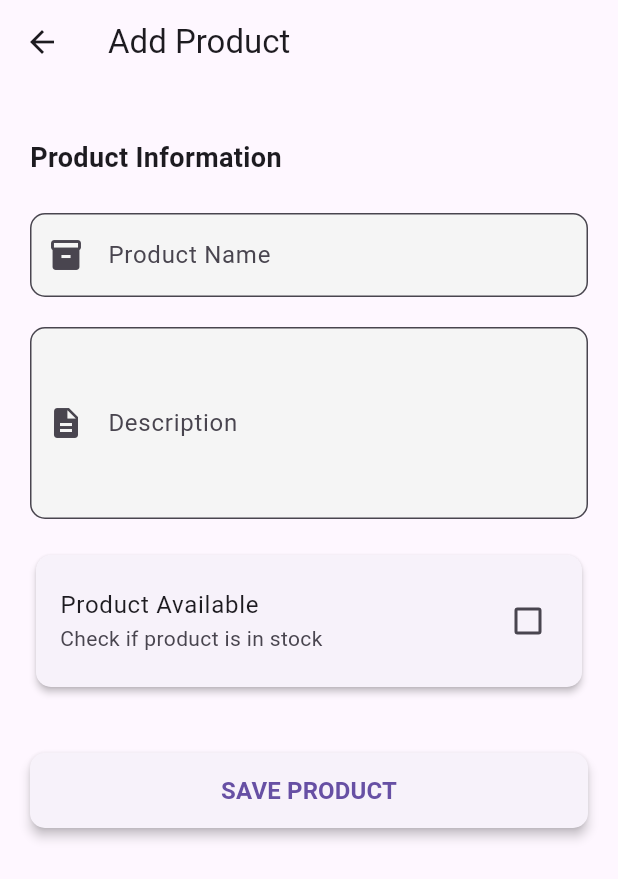
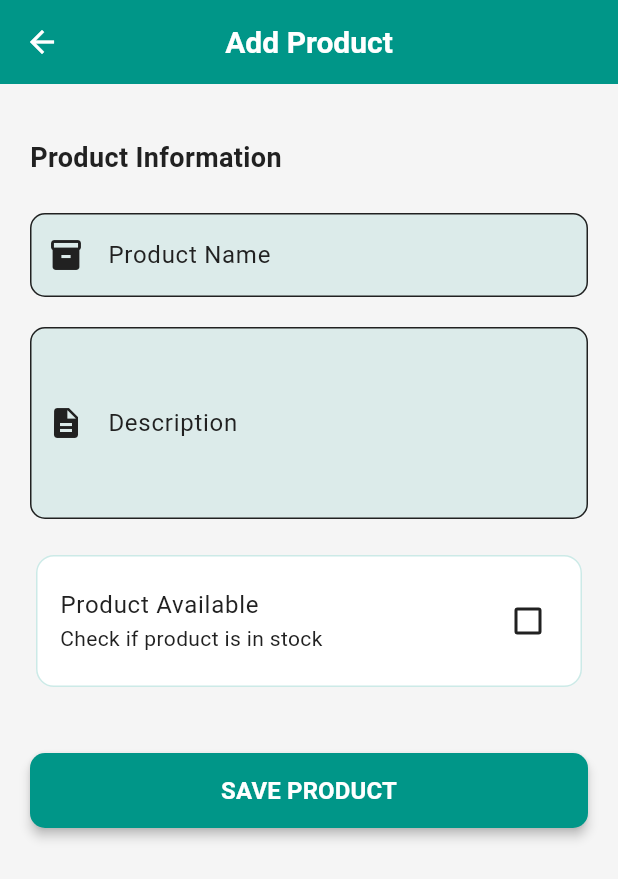
Before and after one commit to AbuNayemSabbir/Product-Management-App, a Flutter app: the screen it shows after launch, after a tap on the "add" icon, on a phone screen of 412 x 824 dp. Shown: the top 879 px of the screen. Run offline on Flutter 3.47's test engine with Material 3 defaults, Android fonts, the phone set to English and light mode, and no system bars; our stand-ins replace connectivity_plus, dio, get, get_storage, shimmer; network calls fail.

```diff
--- /dev/null
+++ b/lib/core/constants/theme_constants.dart
@@ -0,0 +1,78 @@
+import 'package:flutter/material.dart';
+
+class AppColors {
+  // Primary colors
+  static const Color primary = Color(0xFF009688);
+  static const Color primaryLight = Color(0xFFB2DFDB);
+  static const Color primaryDark = Color(0xFF00796B);
+
+  // Secondary colors
+  static const Color secondary = Color(0xFFFF9800);
+  static const Color secondaryLight = Color(0xFFFFE0B2);
+  static const Color secondaryDark = Color(0xFFF57C00);
+
+  // Grey colors
+  static const Color grey = Color(0xFF9E9E9E);
+  static const Color greyLight = Color(0xFFEEEEEE);
+  static const Color greyDark = Color(0xFF616161);
+
+  // Status colors
+  static const Color success = Color(0xFF4CAF50);
+  static const Color error = Color(0xFFF44336);
+  static const Color warning = Color(0xFFFFEB3B);
+  static const Color info = Color(0xFF2196F3);
+
+  // Background colors
+  static const Color background = Color(0xFFF5F5F5);
+  static const Color surface = Color(0xFFFFFFFF);
+
+  // Text colors
+  static const Color textPrimary = Color(0xFF212121);
+  static const Color textSecondary = Color(0xFF757575);
+  static const Color textDisabled = Color(0xFFBDBDBD);
+}
+
+class AppTheme {
+  static ThemeData get lightTheme {
+    return ThemeData(
+      primaryColor: AppColors.primary,
+      colorScheme: ColorScheme(
+        primary: AppColors.primary,
+        primaryContainer: AppColors.primaryDark,
+        secondary: AppColors.secondary,
+        secondaryContainer: AppColors.secondaryDark,
+        surface: AppColors.surface,
+        error: AppColors.error,
+        onPrimary: Colors.white,
+        onSecondary: Colors.white,
+        onSurface: AppColors.textPrimary,
+        onError: Colors.white,
+        brightness: Brightness.light,
+      ),
+      scaffoldBackgroundColor: AppColors.background,
+      appBarTheme: AppBarTheme(
+        backgroundColor: AppColors.primary,
+        foregroundColor: Colors.white,
+      ),
+      textTheme: TextTheme(
+        titleLarge: TextStyle(color: AppColors.textPrimary, fontSize: 20, fontWeight: FontWeight.bold),
+        titleMedium: TextStyle(color: AppColors.textPrimary, fontSize: 18, fontWeight: FontWeight.w500),
+        titleSmall: TextStyle(color: AppColors.textPrimary, fontSize: 16, fontWeight: FontWeight.w500),
+        bodyLarge: TextStyle(color: AppColors.textPrimary, fontSize: 16),
+        bodyMedium: TextStyle(color: AppColors.textPrimary, fontSize: 14),
+        bodySmall: TextStyle(color: AppColors.textSecondary, fontSize: 12),
+      ),
+      elevatedButtonTheme: ElevatedButtonThemeData(
+        style: ElevatedButton.styleFrom(
+          backgroundColor: AppColors.primary,
+          foregroundColor: Colors.white,
+        ),
+      ),
+      textButtonTheme: TextButtonThemeData(
+        style: TextButton.styleFrom(
+          foregroundColor: AppColors.primary,
+        ),
+      ),
+    );
+  }
+}
--- a/lib/core/utils/connectivity_utils.dart
+++ b/lib/core/utils/connectivity_utils.dart
@@ -18,7 +18,7 @@ class ConnectivityUtils extends GetxService {
     if (isConnected.value != connected) {
       isConnected.value = connected;
       if (connected) {
-        Get.snackbar('Network', 'You are online');
+        Get.snackbar('Network', 'You are online. You are connected!');
       } else {
         Get.snackbar('Network', 'You are offline');
       }
--- a/lib/data/models/product_model.dart
+++ b/lib/data/models/product_model.dart
@@ -17,9 +17,9 @@ class Product {
     return Product(
       id: json['id'],
       tenantId: json['tenantId'],
-      name: json['name'] ?? '', // Add null check
-      description: json['description'] ?? '', // Add null check
-      isAvailable: json['isAvailable'] ?? false, // Add null check
+      name: json['name'] ?? '',
+      description: json['description'] ?? '',
+      isAvailable: json['isAvailable'] ?? false,
     );
   }
 
--- a/lib/data/repositories/product_repository.dart
+++ /dev/null
@@ -1,93 +0,0 @@
-import 'package:get/get.dart';
-
-import '../../core/network/api_provider.dart';
-import '../../core/storage/local_storage.dart';
-import '../../core/utils/connectivity_utils.dart';
-import '../models/product_model.dart';
-
-class ProductRepository {
-  final ApiProvider _apiProvider = Get.find<ApiProvider>();
-  final LocalStorage _localStorage = Get.find<LocalStorage>();
-  final ConnectivityUtils _connectivity = Get.find<ConnectivityUtils>();
-
-  Future<List<Product>> getProducts() async {
-    try {
-      if (_connectivity.isConnected.value) {
-        final response = await _apiProvider.getAllProducts();
-        final products =
-            (response).map((product) => Product.fromJson(product)).toList();
-
-        // Save to local storage
-        await _localStorage.saveProducts(
-          products.map((p) => p.toJson()).toList(),
-        );
-
-        return products;
-      } else {
-        // Get from local storage
-        final localProducts = _localStorage.getProducts();
-        return localProducts.map((p) => Product.fromJson(p)).toList();
-      }
-    } catch (e) {
-      rethrow;
-    }
-  }
-
-  Future<Product> saveProduct(Product product) async {
-    try {
-      final productJson = product.toJson();
-
-      if (_connectivity.isConnected.value) {
-        final response = await _apiProvider.createOrEditProduct(productJson);
-        final savedProduct = Product.fromJson(response);
-
-        // Update local storage
-        await _updateLocalProduct(savedProduct);
-
-        return savedProduct;
-      } else {
-        // Queue the operation for sync when online
-        await _localStorage.addPendingOperation({
-          'type': product.id == null ? 'create' : 'update',
-          'data': productJson,
-        });
-
-        // Save to local storage immediately for offline use
-        await _updateLocalProduct(product);
-
-        return product;
-      }
-    } catch (e) {
-      rethrow;
-    }
-  }
-
-  Future<void> _updateLocalProduct(Product product) async {
-    final products = await getProducts();
-    final index = products.indexWhere((p) => p.id == product.id);
-
-    if (index >= 0) {
-      products[index] = product;
-    } else {
-      products.add(product);
-    }
-
-    await _localStorage.saveProducts(
-      products.map((p) => p.toJson()).toList(),
-    );
-  }
-
-  Future<void> syncPendingOperations() async {
-    if (!_connectivity.isConnected.value) return;
-
-    final operations = _localStorage.getPendingOperations();
-    for (final operation in operations) {
-      try {
-        await _apiProvider.createOrEditProduct(operation['data']);
-      } catch (e) {
-        continue;
-      }
-    }
-    await _localStorage.clearPendingOperations();
-  }
-}
--- a/lib/data/services/sync_service.dart
+++ b/lib/data/services/sync_service.dart
@@ -1,10 +1,11 @@
 import 'package:get/get.dart';
 import 'package:get_storage/get_storage.dart';
-import '../repositories/product_repository.dart';
+import 'package:todo/modules/product/controllers/product_controller.dart';
+
 import '../../core/utils/connectivity_utils.dart';
 
 class SyncService extends GetxService {
-  final ProductRepository _productRepository = Get.find<ProductRepository>();
+
   final ConnectivityUtils _connectivity = Get.find<ConnectivityUtils>();
   final RxBool isSyncing = false.obs;
 
@@ -15,15 +16,12 @@ class SyncService extends GetxService {
   }
 
   void _initSync() {
-    // Listen for connectivity changes
     ever(_connectivity.isConnected, (isConnected) {
       if (isConnected) {
-        // When connection is restored, sync data
         syncData();
       }
     });
 
-    // Also listen for manual sync triggers
     GetStorage().listenKey('pending_operations', (value) {
       if (value != null && _connectivity.isConnected.value) {
         syncData();
@@ -32,24 +30,8 @@ class SyncService extends GetxService {
   }
 
   Future<void> syncData() async {
-    if (_connectivity.isConnected.value && !isSyncing.value) {
-      try {
-        isSyncing.value = true;
-
-        // First sync pending operations
-        await _productRepository.syncPendingOperations();
-
-        // Then refresh products from server
-        await _productRepository.getProducts();
-
-        // Update last sync time
-        GetStorage().write('last_sync_time', DateTime.now().toIso8601String());
-
-      } catch (e) {
-        Get.snackbar('Sync Error', 'Failed to sync data with server: ${e.toString()}');
-      } finally {
-        isSyncing.value = false;
-      }
-    }
+    final productController = Get.find<ProductController>();
+    await productController.syncPendingOperations();
+    await productController.loadProducts();
   }
 }
--- a/lib/main.dart
+++ b/lib/main.dart
@@ -2,14 +2,15 @@ import 'package:flutter/material.dart';
 import 'package:get/get.dart';
 import 'package:get_storage/get_storage.dart';
 import 'package:todo/core/network/api_provider.dart';
+
+import 'core/constants/theme_constants.dart';
 import 'core/network/dio_client.dart';
 import 'core/storage/local_storage.dart';
 import 'core/utils/connectivity_utils.dart';
-import 'data/repositories/product_repository.dart';
 import 'data/services/sync_service.dart';
 import 'modules/product/controllers/product_controller.dart';
+import 'modules/product/views/product_form_screen.dart';
 import 'modules/product/views/product_list_screen.dart';
-import 'modules/product/views/product_form_screen.dart';
 
 void main() async {
   WidgetsFlutterBinding.ensureInitialized();
@@ -25,9 +26,7 @@ class MyApp extends StatelessWidget {
     return GetMaterialApp(
       debugShowCheckedModeBanner: false,
       title: 'Product Management',
-      theme: ThemeData(
-        primarySwatch: Colors.teal,
-      ),
+      theme: AppTheme.lightTheme,
       initialBinding: AppBindings(),
       getPages: [
         GetPage(name: '/', page: () => ProductListScreen()),
@@ -40,24 +39,14 @@ class MyApp extends StatelessWidget {
 class AppBindings extends Bindings {
   @override
   void dependencies() {
-    // Core
     Get.lazyPut(() => DioClient());
     Get.lazyPut(() => LocalStorage());
     Get.put(ConnectivityUtils(), permanent: true);
 
-    // Services
     Get.lazyPut(() => ApiProvider());
+    Get.lazyPut(() => SyncService(), fenix: true);
+    Get.lazyPut(() => ProductController(), fenix: true);
 
-    // Repositories - initialize before services that depend on them
-    Get.put(ProductRepository(), permanent: true);
-
-    // Services that depend on repositories
-    Get.put(SyncService(), permanent: true);
-
-    // Controllers
-    Get.lazyPut(() => ProductController());
-
-    // Initialize connectivity
     Get.find<ConnectivityUtils>().initialize();
   }
 }
--- a/lib/modules/product/controllers/product_controller.dart
+++ b/lib/modules/product/controllers/product_controller.dart
@@ -1,54 +1,136 @@
 import 'package:get/get.dart';
 import 'package:todo/core/constants/api_constants.dart';
+
+import '../../../core/utils/connectivity_utils.dart';
+import '../../../core/network/api_provider.dart';
+import '../../../core/storage/local_storage.dart';
 import '../../../data/models/product_model.dart';
-import '../../../data/repositories/product_repository.dart';
+import '../../../data/services/sync_service.dart';
 
 class ProductController extends GetxController {
-  final ProductRepository _repository = Get.find<ProductRepository>();
+  final ApiProvider _apiProvider = Get.find<ApiProvider>();
+  final LocalStorage _localStorage = Get.find<LocalStorage>();
+  final ConnectivityUtils _connectivity = Get.find<ConnectivityUtils>();
+  final SyncService _syncService = Get.find<SyncService>();
+
   final RxList<Product> products = <Product>[].obs;
   final RxBool isLoading = false.obs;
+  final RxBool isProductLoading = true.obs;
+
+  RxBool get isOnline => _connectivity.isConnected;
 
   @override
   void onInit() {
     super.onInit();
-    // Add a small delay to ensure dependencies are ready
-    Future.delayed(Duration(milliseconds: 100), () {
     loadProducts();
-    });
+  }
+
+  void syncWithServer() {
+    _syncService.syncData();
+  }
+
+  Future<List<Product>> getProducts() async {
+    try {
+      if (_connectivity.isConnected.value) {
+        final response = await _apiProvider.getAllProducts();
+        final fetchedProducts = (response).map((product) => Product.fromJson(product)).toList();
+
+        await _localStorage.saveProducts(
+          fetchedProducts.map((p) => p.toJson()).toList(),
+        );
+
+        return fetchedProducts;
+      } else {
+        final localProducts = _localStorage.getProducts();
+        return localProducts.map((p) => Product.fromJson(p)).toList();
+      }
+    } catch (e) {
+      rethrow;
+    } finally {
+      isProductLoading.value = false;
+    }
   }
 
   Future<void> loadProducts() async {
     try {
-      isLoading.value = true;
-      final fetchedProducts = await _repository.getProducts();
+      isProductLoading.value = true;
+      final fetchedProducts = await getProducts();
       products.assignAll(fetchedProducts);
     } catch (e) {
       Get.snackbar('Error', 'Failed to load products: ${e.toString()}');
+    } finally {
+      isProductLoading.value = false;
+    }
+  }
+
+  Future<Product> saveProduct(Product product) async {
+    try {
+      isLoading.value = true;
+      final productJson = product.toJson();
+
+      if (_connectivity.isConnected.value) {
+        final response = await _apiProvider.createOrEditProduct(productJson);
+        final savedProduct = Product.fromJson(response);
+
+        await _updateLocalProduct(savedProduct);
+
+        Get.back();
+        Get.snackbar('Success', 'Product saved successfully');
+        return savedProduct;
+      } else {
+        await _localStorage.addPendingOperation({
+          'type': product.id == null ? 'create' : 'update',
+          'data': productJson,
+        });
+
+        await _updateLocalProduct(product);
+
+        Get.back();
+        Get.snackbar('Success', 'Product saved offline');
+        return product;
+      }
+    } catch (e) {
+      Get.snackbar('Error', 'Failed to save product: ${e.toString()}');
+      rethrow;
     } finally {
       isLoading.value = false;
     }
   }
 
-  Future<void> saveProduct(Product product) async {
-    try {
-      isLoading.value = true;
-      final savedProduct = await _repository.saveProduct(product);
+  Future<void> _updateLocalProduct(Product product) async {
+    final fetchedProducts = await getProducts();
+    final index = fetchedProducts.indexWhere((p) => p.id == product.id);
 
-      // Update the local list
-      final index = products.indexWhere((p) => p.id == savedProduct.id);
     if (index >= 0) {
-        products[index] = savedProduct;
+      fetchedProducts[index] = product;
     } else {
-        products.add(savedProduct);
+      fetchedProducts.add(product);
     }
 
-      Get.back();
-      Get.snackbar('Success', 'Product saved successfully');
+    await _localStorage.saveProducts(
+      fetchedProducts.map((p) => p.toJson()).toList(),
+    );
+
+    final productIndex = products.indexWhere((p) => p.id == product.id);
+    if (productIndex >= 0) {
+      products[productIndex] = product;
+    } else {
+      products.add(product);
+    }
+  }
+
+  Future<void> syncPendingOperations() async {
+    if (!_connectivity.isConnected.value) return;
+
+    final operations = _localStorage.getPendingOperations();
+    for (final operation in operations) {
+      try {
+        await _apiProvider.createOrEditProduct(operation['data']);
       } catch (e) {
-      Get.snackbar('Error', 'Failed to save product: ${e.toString()}');
-    } finally {
-      isLoading.value = false;
+        continue;
       }
+    }
+    await _localStorage.clearPendingOperations();
   }
 
   void editProduct(Product product) {
@@ -56,7 +138,8 @@ class ProductController extends GetxController {
   }
 
   void addProduct() {
-    Get.toNamed('/product/form', arguments: Product(
+    Get.toNamed('/product/form',
+        arguments: Product(
           tenantId: int.parse(ApiConstants.tenantId),
           name: '',
           description: '',
--- a/lib/modules/product/views/product_form_screen.dart
+++ b/lib/modules/product/views/product_form_screen.dart
@@ -1,6 +1,7 @@
 import 'package:flutter/material.dart';
 import 'package:get/get.dart';
 import 'package:todo/core/constants/api_constants.dart';
+import 'package:todo/core/constants/theme_constants.dart';
 import 'package:todo/data/models/product_model.dart';
 import '../controllers/product_controller.dart';
 
@@ -33,6 +34,7 @@ class _ProductFormScreenState extends State<ProductFormScreen> {
   Widget build(BuildContext context) {
     return Scaffold(
       appBar: AppBar(
+        centerTitle: true,
         title: Text(Get.arguments?.id == null ? 'Add Product' : 'Edit Product'),
         elevation: 0,
       ),
@@ -62,7 +64,7 @@ class _ProductFormScreenState extends State<ProductFormScreen> {
                       borderRadius: BorderRadius.circular(10),
                     ),
                     filled: true,
-                    fillColor: Colors.grey[100],
+                    fillColor: AppColors.primary.withOpacity(0.1),
                   ),
                   validator: (value) {
                     if (value == null || value.isEmpty) {
@@ -81,7 +83,7 @@ class _ProductFormScreenState extends State<ProductFormScreen> {
                       borderRadius: BorderRadius.circular(10),
                     ),
                     filled: true,
-                    fillColor: Colors.grey[100],
+                    fillColor: AppColors.primary.withOpacity(0.1),
                   ),
                   validator: (value) {
                     if (value == null || value.isEmpty) {
@@ -93,9 +95,13 @@ class _ProductFormScreenState extends State<ProductFormScreen> {
                 ),
                 const SizedBox(height: 20),
                 Card(
-                  elevation: 2,
+                  elevation: 0,
                   shape: RoundedRectangleBorder(
-                    borderRadius: BorderRadius.circular(10),
+                    borderRadius: BorderRadius.circular(12),
+                    side: BorderSide(
+                      color: AppColors.primary.withOpacity(0.2),
+                      width: 1,
+                    )
                   ),
                   child: Padding(
                     padding: const EdgeInsets.symmetric(vertical: 8.0),
```
Also changed, not shown: lib/modules/product/views/product_list_screen.dart (+55 -27 lines), lib/routes/app_pages.dart (deleted), pubspec.lock, 1 other file. Lines whose indentation alone changed are shown as unchanged.
